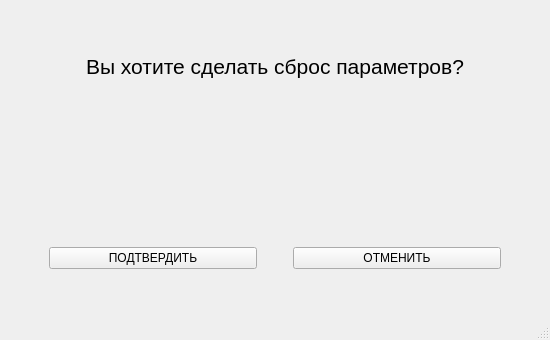
This is Filler_interface/Window_pop_up/UI_pop_up.ui in TWOKRAI/Filler as Qt 5 draws it before an edit. The edited form follows.
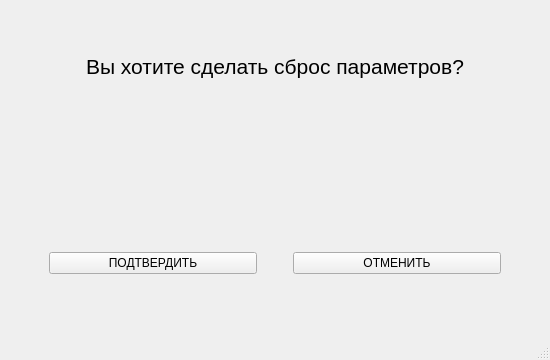
This is the edited form.

Diff of the .ui file:
```diff
--- a/Filler_interface/Window_pop_up/UI_pop_up.ui
+++ b/Filler_interface/Window_pop_up/UI_pop_up.ui
@@ -7,7 +7,7 @@
     <x>0</x>
     <y>0</y>
     <width>550</width>
-    <height>340</height>
+    <height>360</height>
    </rect>
   </property>
   <property name="windowTitle">
@@ -182,7 +182,7 @@
       <property name="sizeHint" stdset="0">
        <size>
         <width>20</width>
-        <height>40</height>
+        <height>55</height>
        </size>
       </property>
      </spacer>
```
